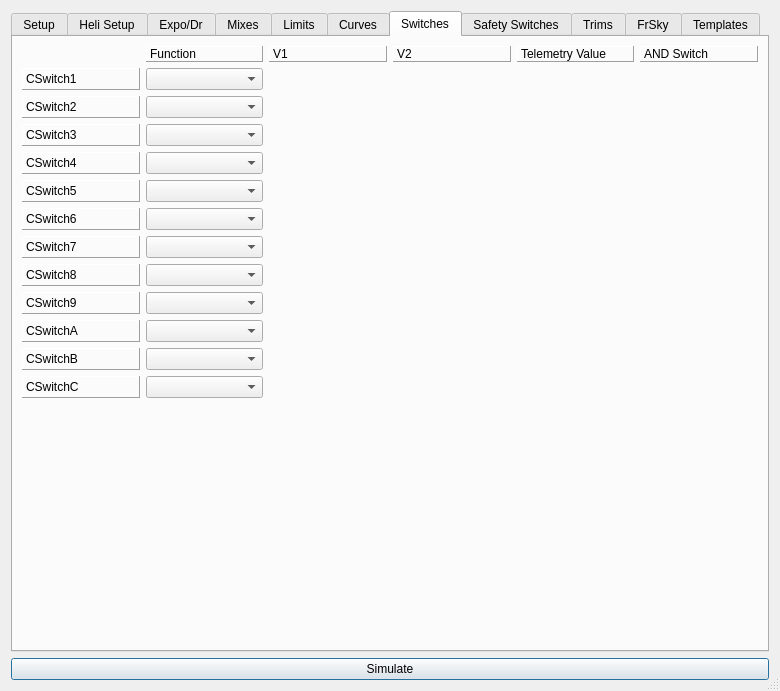
The window that src/modeledit.ui (negativerad/eepe) describes before a commit, drawn with Qt 5.
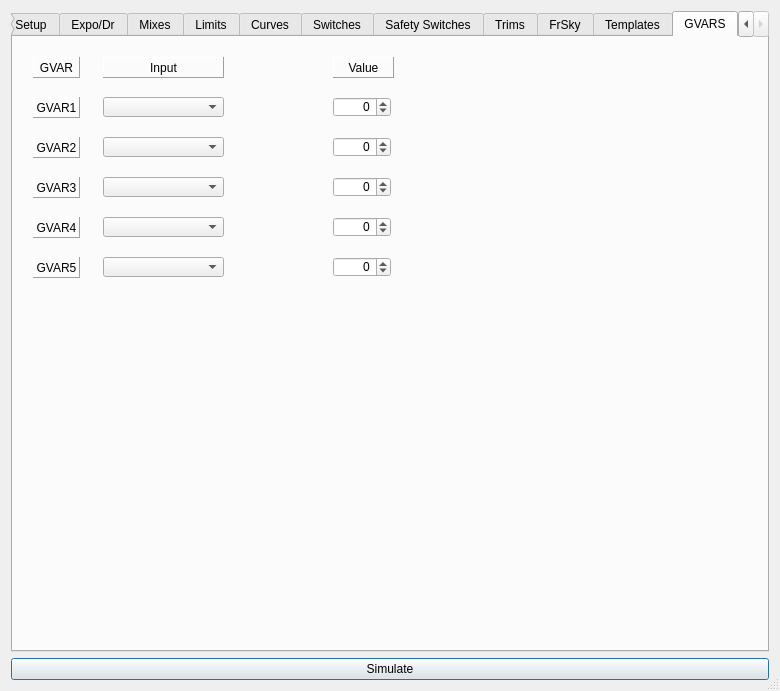
The same window after the commit. Icons and pictures are not drawn.

Commit message: Add gvars, extra AND on CSwitch, M128 eeproms

The edit to the form file:
```diff
--- a/src/modeledit.ui
+++ b/src/modeledit.ui
@@ -32,10 +32,10 @@
      </property>
     </widget>
    </item>
-   <item row="0" column="1">
+   <item row="3" column="1">
     <widget class="QTabWidget" name="tabWidget">
      <property name="currentIndex">
-      <number>6</number>
+      <number>11</number>
      </property>
      <widget class="QWidget" name="tabModelSetup">
       <attribute name="title">
@@ -9117,6 +9117,395 @@
        </item>
       </layout>
      </widget>
+     <widget class="QWidget" name="tab_2">
+      <attribute name="title">
+       <string>GVARS</string>
+      </attribute>
+      <widget class="QLabel" name="label_93">
+       <property name="geometry">
+        <rect>
+         <x>20</x>
+         <y>20</y>
+         <width>47</width>
+         <height>21</height>
+        </rect>
+       </property>
+       <property name="frameShape">
+        <enum>QFrame::Panel</enum>
+       </property>
+       <property name="frameShadow">
+        <enum>QFrame::Raised</enum>
+       </property>
+       <property name="midLineWidth">
+        <number>0</number>
+       </property>
+       <property name="text">
+        <string>GVAR</string>
+       </property>
+       <property name="alignment">
+        <set>Qt::AlignCenter</set>
+       </property>
+       <property name="margin">
+        <number>3</number>
+       </property>
+      </widget>
+      <widget class="QLabel" name="label_94">
+       <property name="geometry">
+        <rect>
+         <x>90</x>
+         <y>20</y>
+         <width>121</width>
+         <height>21</height>
+        </rect>
+       </property>
+       <property name="frameShape">
+        <enum>QFrame::Panel</enum>
+       </property>
+       <property name="frameShadow">
+        <enum>QFrame::Raised</enum>
+       </property>
+       <property name="midLineWidth">
+        <number>0</number>
+       </property>
+       <property name="text">
+        <string>Input</string>
+       </property>
+       <property name="alignment">
+        <set>Qt::AlignCenter</set>
+       </property>
+       <property name="margin">
+        <number>3</number>
+       </property>
+      </widget>
+      <widget class="QLabel" name="label_95">
+       <property name="geometry">
+        <rect>
+         <x>320</x>
+         <y>20</y>
+         <width>61</width>
+         <height>21</height>
+        </rect>
+       </property>
+       <property name="frameShape">
+        <enum>QFrame::Panel</enum>
+       </property>
+       <property name="frameShadow">
+        <enum>QFrame::Raised</enum>
+       </property>
+       <property name="midLineWidth">
+        <number>0</number>
+       </property>
+       <property name="text">
+        <string>Value</string>
+       </property>
+       <property name="alignment">
+        <set>Qt::AlignCenter</set>
+       </property>
+       <property name="margin">
+        <number>3</number>
+       </property>
+      </widget>
+      <widget class="QLabel" name="label_96">
+       <property name="geometry">
+        <rect>
+         <x>20</x>
+         <y>60</y>
+         <width>47</width>
+         <height>21</height>
+        </rect>
+       </property>
+       <property name="frameShape">
+        <enum>QFrame::Panel</enum>
+       </property>
+       <property name="frameShadow">
+        <enum>QFrame::Raised</enum>
+       </property>
+       <property name="midLineWidth">
+        <number>0</number>
+       </property>
+       <property name="text">
+        <string>GVAR1</string>
+       </property>
+       <property name="alignment">
+        <set>Qt::AlignCenter</set>
+       </property>
+       <property name="margin">
+        <number>3</number>
+       </property>
+      </widget>
+      <widget class="QLabel" name="label_97">
+       <property name="geometry">
+        <rect>
+         <x>20</x>
+         <y>100</y>
+         <width>47</width>
+         <height>21</height>
+        </rect>
+       </property>
+       <property name="frameShape">
+        <enum>QFrame::Panel</enum>
+       </property>
+       <property name="frameShadow">
+        <enum>QFrame::Raised</enum>
+       </property>
+       <property name="midLineWidth">
+        <number>0</number>
+       </property>
+       <property name="text">
+        <string>GVAR2</string>
+       </property>
+       <property name="alignment">
+        <set>Qt::AlignCenter</set>
+       </property>
+       <property name="margin">
+        <number>3</number>
+       </property>
+      </widget>
+      <widget class="QLabel" name="label_98">
+       <property name="geometry">
+        <rect>
+         <x>20</x>
+         <y>140</y>
+         <width>47</width>
+         <height>21</height>
+        </rect>
+       </property>
+       <property name="frameShape">
+        <enum>QFrame::Panel</enum>
+       </property>
+       <property name="frameShadow">
+        <enum>QFrame::Raised</enum>
+       </property>
+       <property name="midLineWidth">
+        <number>0</number>
+       </property>
+       <property name="text">
+        <string>GVAR3</string>
+       </property>
+       <property name="alignment">
+        <set>Qt::AlignCenter</set>
+       </property>
+       <property name="margin">
+        <number>3</number>
+       </property>
+      </widget>
+      <widget class="QLabel" name="label_119">
+       <property name="geometry">
+        <rect>
+         <x>20</x>
+         <y>180</y>
+         <width>47</width>
+         <height>21</height>
+        </rect>
+       </property>
+       <property name="frameShape">
+        <enum>QFrame::Panel</enum>
+       </property>
+       <property name="frameShadow">
+        <enum>QFrame::Raised</enum>
+       </property>
+       <property name="midLineWidth">
+        <number>0</number>
+       </property>
+       <property name="text">
+        <string>GVAR4</string>
+       </property>
+       <property name="alignment">
+        <set>Qt::AlignCenter</set>
+       </property>
+       <property name="margin">
+        <number>3</number>
+       </property>
+      </widget>
+      <widget class="QLabel" name="label_120">
+       <property name="geometry">
+        <rect>
+         <x>20</x>
+         <y>220</y>
+         <width>47</width>
+         <height>21</height>
+        </rect>
+       </property>
+       <property name="frameShape">
+        <enum>QFrame::Panel</enum>
+       </property>
+       <property name="frameShadow">
+        <enum>QFrame::Raised</enum>
+       </property>
+       <property name="midLineWidth">
+        <number>0</number>
+       </property>
+       <property name="text">
+        <string>GVAR5</string>
+       </property>
+       <property name="alignment">
+        <set>Qt::AlignCenter</set>
+       </property>
+       <property name="margin">
+        <number>3</number>
+       </property>
+      </widget>
+      <widget class="QComboBox" name="Gvar1CB">
+       <property name="geometry">
+        <rect>
+         <x>90</x>
+         <y>60</y>
+         <width>121</width>
+         <height>20</height>
+        </rect>
+       </property>
+      </widget>
+      <widget class="QComboBox" name="Gvar2CB">
+       <property name="geometry">
+        <rect>
+         <x>90</x>
+         <y>100</y>
+         <width>121</width>
+         <height>20</height>
+        </rect>
+       </property>
+      </widget>
+      <widget class="QComboBox" name="Gvar3CB">
+       <property name="geometry">
+        <rect>
+         <x>90</x>
+         <y>140</y>
+         <width>121</width>
+         <height>20</height>
+        </rect>
+       </property>
+      </widget>
+      <widget class="QComboBox" name="Gvar4CB">
+       <property name="geometry">
+        <rect>
+         <x>90</x>
+         <y>180</y>
+         <width>121</width>
+         <height>20</height>
+        </rect>
+       </property>
+      </widget>
+      <widget class="QComboBox" name="Gvar5CB">
+       <property name="geometry">
+        <rect>
+         <x>90</x>
+         <y>220</y>
+         <width>121</width>
+         <height>20</height>
+        </rect>
+       </property>
+      </widget>
+      <widget class="QSpinBox" name="Gv1SB">
+       <property name="geometry">
+        <rect>
+         <x>320</x>
+         <y>60</y>
+         <width>58</width>
+         <height>20</height>
+        </rect>
+       </property>
+       <property name="alignment">
+        <set>Qt::AlignRight|Qt::AlignTrailing|Qt::AlignVCenter</set>
+       </property>
+       <property name="accelerated">
+        <bool>true</bool>
+       </property>
+       <property name="minimum">
+        <number>-125</number>
+       </property>
+       <property name="maximum">
+        <number>125</number>
+       </property>
+      </widget>
+      <widget class="QSpinBox" name="Gv2SB">
+       <property name="geometry">
+        <rect>
+         <x>320</x>
+         <y>100</y>
+         <width>58</width>
+         <height>20</height>
+        </rect>
+       </property>
+       <property name="alignment">
+        <set>Qt::AlignRight|Qt::AlignTrailing|Qt::AlignVCenter</set>
+       </property>
+       <property name="accelerated">
+        <bool>true</bool>
+       </property>
+       <property name="minimum">
+        <number>-125</number>
+       </property>
+       <property name="maximum">
+        <number>125</number>
+       </property>
+      </widget>
+      <widget class="QSpinBox" name="Gv3SB">
+       <property name="geometry">
+        <rect>
+         <x>320</x>
+         <y>140</y>
+         <width>58</width>
+         <height>20</height>
+        </rect>
+       </property>
+       <property name="alignment">
+        <set>Qt::AlignRight|Qt::AlignTrailing|Qt::AlignVCenter</set>
+       </property>
+       <property name="accelerated">
+        <bool>true</bool>
+       </property>
+       <property name="minimum">
+        <number>-125</number>
+       </property>
+       <property name="maximum">
+        <number>125</number>
+       </property>
+      </widget>
+      <widget class="QSpinBox" name="Gv5SB">
+       <property name="geometry">
+        <rect>
+         <x>320</x>
+         <y>220</y>
+         <width>58</width>
+         <height>20</height>
+        </rect>
+       </property>
+       <property name="alignment">
+        <set>Qt::AlignRight|Qt::AlignTrailing|Qt::AlignVCenter</set>
+       </property>
+       <property name="accelerated">
+        <bool>true</bool>
+       </property>
+       <property name="minimum">
+        <number>-125</number>
+       </property>
+       <property name="maximum">
+        <number>125</number>
+       </property>
+      </widget>
+      <widget class="QSpinBox" name="Gv4SB">
+       <property name="geometry">
+        <rect>
+         <x>320</x>
+         <y>180</y>
+         <width>58</width>
+         <height>20</height>
+        </rect>
+       </property>
+       <property name="alignment">
+        <set>Qt::AlignRight|Qt::AlignTrailing|Qt::AlignVCenter</set>
+       </property>
+       <property name="accelerated">
+        <bool>true</bool>
+       </property>
+       <property name="minimum">
+        <number>-125</number>
+       </property>
+       <property name="maximum">
+        <number>125</number>
+       </property>
+      </widget>
+     </widget>
     </widget>
    </item>
   </layout>
```
Left out of the diff: 5 changed lines with no effect on the pictures. The commit also changes 18 other files.
